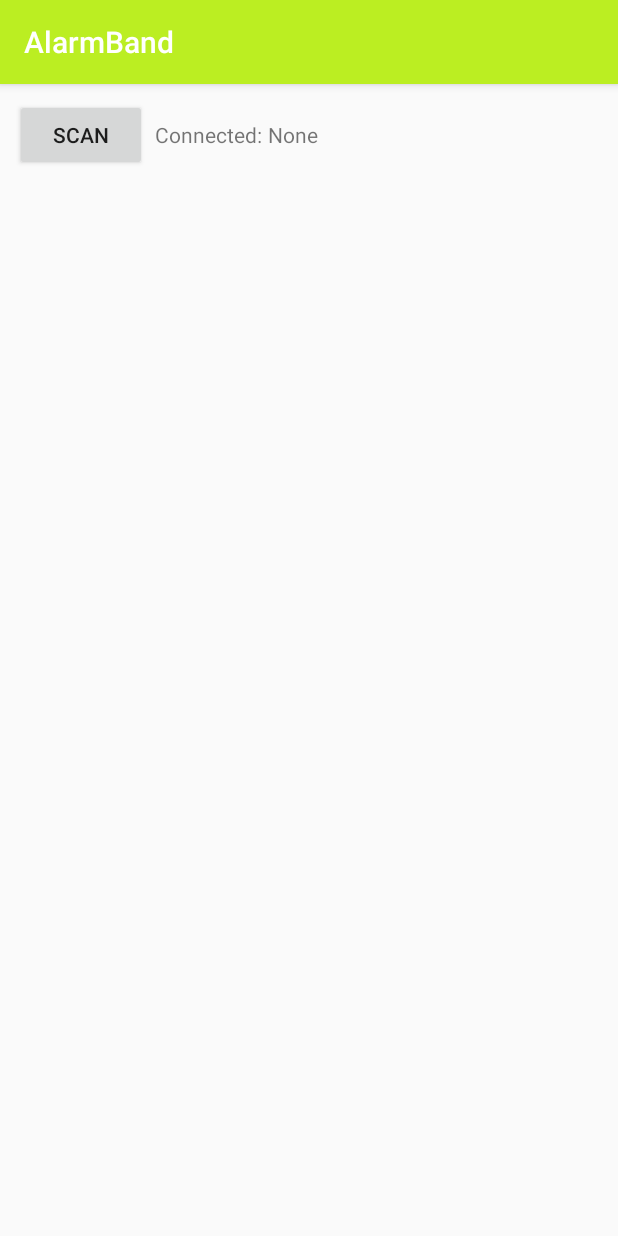
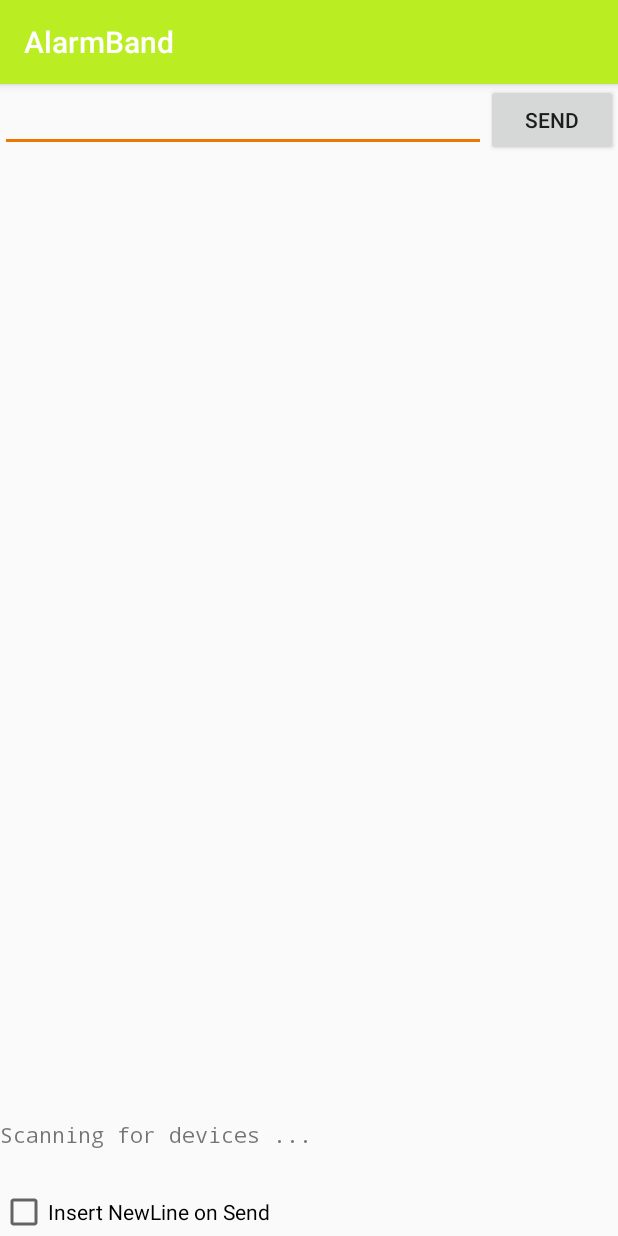
Before and after one commit to vdiblasio/SDP_Application_2, an Android app: the MainActivity screen opened directly, with no data from a screen before it, on a phone screen of 412 x 824 dp. Run offline under Robolectric (Android 15) with nearby library versions, the phone set to English and light mode, and no system bars; 1 statement that could not run was skipped.

Commit message:
can connect to bluetooth device, can send sms working on getting messages
NOTE: COMMENTED OUT A LOOOOOTT OF THE LAYOUT, shit was broke and I didn't wanna fix it rn

```diff
--- a/app/src/main/java/com/example/tom/sdp_application/BluetoothLeUart.java
+++ b/app/src/main/java/com/example/tom/sdp_application/BluetoothLeUart.java
@@ -10,6 +10,8 @@ import android.bluetooth.BluetoothGattCallback;
 import android.bluetooth.BluetoothGattCharacteristic;
 import android.bluetooth.BluetoothGattDescriptor;
 import android.content.Context;
+import android.bluetooth.le.BluetoothLeScanner;
+
 
 import java.nio.ByteBuffer;
 import java.nio.ByteOrder;
@@ -346,7 +348,7 @@ import java.util.concurrent.ConcurrentLinkedQueue;
                 if (cb != null ) {
                     cb.onReceive(uart, rx);
                 }
-            }
+        }
         }
 
         private void notifyOnDeviceFound(BluetoothDevice device) {
--- a/app/src/main/java/com/example/tom/sdp_application/MainActivity.java
+++ b/app/src/main/java/com/example/tom/sdp_application/MainActivity.java
@@ -5,16 +5,12 @@ import android.support.v7.app.AppCompatActivity;
 import android.os.Bundle;
 
 
-import android.annotation.TargetApi;
 import android.app.Activity;
 import android.bluetooth.BluetoothAdapter;
 import android.bluetooth.BluetoothDevice;
 import android.bluetooth.BluetoothGatt;
-import android.bluetooth.BluetoothGattCallback;
 import android.bluetooth.BluetoothGattCharacteristic;
-import android.bluetooth.BluetoothGattService;
 import android.bluetooth.BluetoothManager;
-import android.bluetooth.BluetoothProfile;
 import android.bluetooth.le.BluetoothLeScanner;
 import android.bluetooth.le.ScanCallback;
 import android.bluetooth.le.ScanFilter;
@@ -23,18 +19,13 @@ import android.bluetooth.le.ScanSettings;
 import android.content.Context;
 import android.content.Intent;
 import android.content.pm.PackageManager;
-import android.os.Build;
-import android.os.Bundle;
 import android.os.Handler;
 import android.telephony.SmsManager;
-import android.util.Log;
 import android.view.View;
-import android.widget.Button;
-import android.widget.Toast;
+import android.widget.*;
 
-import java.util.ArrayList;
 import java.util.List;
-
+import java.lang.Thread;
 
 
 public class MainActivity extends AppCompatActivity implements BluetoothLeUart.Callback {
@@ -48,130 +39,51 @@ public class MainActivity extends AppCompatActivity implements BluetoothLeUart.C
     private BluetoothGatt mGatt;
     private BluetoothAdapter.LeScanCallback mLeScanCallback;
 
-    @Override
-    public void onDeviceInfoAvailable() {
-        //writeLine(uart.getDeviceInfo());
-    }
 
-    public void onConnected(BluetoothLeUart mBluetoothLeUart) {
-        // Called when UART device is connected and ready to send/receive data.
-        System.out.println("Connected!");
-        // Enable the send button
-        runOnUiThread(new Runnable() {
-            @Override
-            public void run() {
-                //send = (Button)findViewById(R.id.send);
-                //send.setClickable(true);
-                //send.setEnabled(true);
-            }
-        });
-    }
-
-    public void onConnectFailed(BluetoothLeUart mBluetoothLeUart) {
-        // Called when some error occured which prevented UART connection from completing.
-        writeLine("Error connecting to device!");
-        runOnUiThread(new Runnable() {
-            @Override
-            public void run() {
-                //send = (Button)findViewById(R.id.send);
-                //send.setClickable(false);
-                //send.setEnabled(false);
-            }
-        });
-    }
-
-    public void onDeviceFound(BluetoothDevice device) {
-        // Called when a UART device is discovered (after calling startScan).
-        writeLine("Found device : " + device.getAddress());
-        writeLine("Waiting for a connection ...");
-    }
 
     //BluetoothLE mBluetoothLE = new BluetoothLE(mBluetoothAdapter, REQUEST_ENABLE_BT, mHandler, mLEScanner, settings, filters, mGatt);
-    BluetoothLeUart mBluetoothLeUart = new BluetoothLeUart(this);
+    BluetoothLeUart uart;
 
-    public ScanCallback mScanCallback = new ScanCallback() {
-        @Override
-        public void onScanResult(int callbackType, ScanResult result) {
-            super.onScanResult(callbackType, result);
-        }
-    };
-
-    public void onDisconnected(BluetoothLeUart mBluetoothLeUart) {
-        // Called when the UART device disconnected.
-        writeLine("Disconnected!");
-        // Disable the send button.
-        runOnUiThread(new Runnable() {
-            @Override
-            public void run() {
-                //send = (Button)findViewById(R.id.send);
-                //send.setClickable(false);
-                //send.setEnabled(false);
-            }
-        });
-    }
+    TextView messages;
+    EditText input;
+    Button   send;
+    CheckBox newline;
 
     @Override
     protected void onCreate(Bundle savedInstanceState) {
         super.onCreate(savedInstanceState);
         setContentView(R.layout.activity_main);
 
+
+
+        messages = (TextView) findViewById(R.id.messages);
+        input = (EditText) findViewById(R.id.input);
+
+        uart = new BluetoothLeUart(this);
+        uart.registerCallback(this);
+
         final SmsManager smsManagger = SmsManager.getDefault();
         //TODO DON'T PUSH WITH A PHONE NUMBER
         final String num = "";
 
-
-        // Here, thisActivity is the current activity
+        //Permissions
         if (this.getApplicationContext().checkSelfPermission(Manifest.permission.ACCESS_COARSE_LOCATION)
                 != PackageManager.PERMISSION_GRANTED) {
-
-            // Permission is not granted
-            // Should we show an explanation?
             if (this.shouldShowRequestPermissionRationale(Manifest.permission.ACCESS_COARSE_LOCATION)) {
-
-                // Show an explanation to the user asynchronously -- don't block
-                // this thread waiting for the user's response! After the user
-                // sees the explanation, try again to request the permission.
-
             } else {
-
-                // No explanation needed; request the permission
-                this.requestPermissions(new String[]{Manifest.permission.ACCESS_COARSE_LOCATION},
-                        1);
-
-                // MY_PERMISSIONS_REQUEST_READ_CONTACTS is an
-                // app-defined int constant. The callback method gets the
-                // result of the request.
+                this.requestPermissions(new String[]{Manifest.permission.ACCESS_COARSE_LOCATION},1);
             }
         } else {
-            // Permission has already been granted
         }
-        // Here, thisActivity is the current activity
+
         if (this.getApplicationContext().checkSelfPermission(Manifest.permission.SEND_SMS)
                 != PackageManager.PERMISSION_GRANTED) {
-
-            // Permission is not granted
-            // Should we show an explanation?
             if (this.shouldShowRequestPermissionRationale(Manifest.permission.SEND_SMS)) {
-
-                // Show an explanation to the user asynchronously -- don't block
-                // this thread waiting for the user's response! After the user
-                // sees the explanation, try again to request the permission.
-
             } else {
-
-                // No explanation needed; request the permission
-                this.requestPermissions(new String[]{Manifest.permission.SEND_SMS},
-                        1);
-
-                // MY_PERMISSIONS_REQUEST_READ_CONTACTS is an
-                // app-defined int constant. The callback method gets the
-                // result of the request.
+                this.requestPermissions(new String[]{Manifest.permission.SEND_SMS}, 1);
             }
         } else {
-            // Permission has already been granted
         }
-
-        //mBluetoothLE.mHandler = new Handler();
 
 
         if (!getPackageManager().hasSystemFeature(PackageManager.FEATURE_BLUETOOTH_LE)) {
@@ -183,40 +95,28 @@ public class MainActivity extends AppCompatActivity implements BluetoothLeUart.C
         final BluetoothManager bluetoothManager = (BluetoothManager) getSystemService(Context.BLUETOOTH_SERVICE);
         //mBluetoothLE.mBluetoothAdapter = bluetoothManager.getAdapter();
 
-        final Button scanButton = findViewById(R.id.scanButton);
+        /*final Button scanButton = findViewById(R.id.scanButton);
         scanButton.setOnClickListener(new View.OnClickListener(){
           public void onClick(View v){
-              //mBluetoothLE.mLEScanner.(mBluetoothLE.filters,mBluetoothLE.settings,mScanCallback);
-              //mBluetoothLE.scanLeDevice(true);
-              mBluetoothLeUart.connectFirstAvailable();
+
+              uart.connectFirstAvailable();
 
               //smsManagger.sendTextMessage(num, null, "test", null, null);
 
 
           }
-        });
+        });*/
 
-
-        //Toast.makeText(this, "scanning",
-          //      Toast.LENGTH_SHORT).show();
-        //finish();
     }
 
     @Override
     protected void onResume(){
         super.onResume();
 
-        /*if(mBluetoothLE.mBluetoothAdapter == null || !mBluetoothLE.mBluetoothAdapter.isEnabled()){
-            Intent enableBtIntent = new Intent(BluetoothAdapter.ACTION_REQUEST_ENABLE);
-            startActivityForResult(enableBtIntent, REQUEST_ENABLE_BT);
-        }else{
-            if (Build.VERSION.SDK_INT >= 21) {
-                mBluetoothLE.mLEScanner = mBluetoothLE.mBluetoothAdapter.getBluetoothLeScanner();
-                mBluetoothLE.settings = new ScanSettings.Builder().setScanMode(ScanSettings.SCAN_MODE_LOW_LATENCY).build();
-                mBluetoothLE.filters = new ArrayList<ScanFilter>();
-            }
-            mBluetoothLE.scanLeDevice(true);
-        }*/
+        super.onResume();
+        writeLine("Scanning for devices ...");
+        uart.registerCallback(this);
+        uart.connectFirstAvailable();
 
     }
 
@@ -252,17 +152,102 @@ public class MainActivity extends AppCompatActivity implements BluetoothLeUart.C
         runOnUiThread(new Runnable() {
             @Override
             public void run() {
-                //messages.append(text);
-                //messages.append("\n");
+                messages.append(text);
+                messages.append("\n");
             }
         });
     }
 
-    public void onReceive(BluetoothLeUart mBluetoothLeUart, BluetoothGattCharacteristic rx) {
+
+    public void sendClick(View view) {
+        StringBuilder stringBuilder = new StringBuilder();
+        String message = input.getText().toString();
+
+        // We can only send 20 bytes per packet, so break longer messages
+        // up into 20 byte payloads
+        int len = message.length();
+        int pos = 0;
+        while(len != 0) {
+            stringBuilder.setLength(0);
+            if (len>=20) {
+                stringBuilder.append(message.toCharArray(), pos, 20 );
+                len-=20;
+                pos+=20;
+            }
+            else {
+                stringBuilder.append(message.toCharArray(), pos, len);
+                len = 0;
+            }
+            uart.send(stringBuilder.toString());
+        }
+        // Terminate with a newline character if requests
+        newline = (CheckBox) findViewById(R.id.newline);
+        if (newline.isChecked()) {
+            stringBuilder.setLength(0);
+            stringBuilder.append("\n");
+            uart.send(stringBuilder.toString());
+        }
+    }
+
+    //UART CALLBACK HANDLERS
+    public void onReceive(BluetoothLeUart uart, BluetoothGattCharacteristic rx) {
         // Called when data is received by the UART.
         Toast.makeText(this ,"Received: " + rx.getStringValue(0),
             Toast.LENGTH_LONG).show();
         System.out.print("MESSAGES");
 
     }
+
+    public void onConnectFailed(BluetoothLeUart uart) {
+        // Called when some error occured which prevented UART connection from completing.
+        writeLine("Error connecting to device!");
+        runOnUiThread(new Runnable() {
+            @Override
+            public void run() {
+                send = findViewById(R.id.send);
+                send.setClickable(false);
+                send.setEnabled(false);
+            }
+        });
+    }
+
+    public void onDeviceFound(BluetoothDevice device) {
+        // Called when a UART device is discovered (after calling startScan).
+        writeLine("Found device : " + device.getAddress());
+        writeLine("Waiting for a connection ...");
+    }
+
+    @Override
+    public void onDeviceInfoAvailable() {
+        writeLine(uart.getDeviceInfo());
+    }
+
+    public void onDisconnected(BluetoothLeUart uart) {
+        // Called when the UART device disconnected.
+        writeLine("Disconnected!");
+        // Disable the send button.
+        runOnUiThread(new Runnable() {
+            @Override
+            public void run() {
+                send = findViewById(R.id.send);
+                send.setClickable(false);
+                send.setEnabled(false);
+            }
+        });
+    }
+
+    public void onConnected(BluetoothLeUart uart) {
+        // Called when UART device is connected and ready to send/receive data.
+        System.out.println("Connected!");
+        // Enable the send button
+        runOnUiThread(new Runnable() {
+            @Override
+            public void run() {
+                send = findViewById(R.id.send);
+                send.setClickable(true);
+                send.setEnabled(true);
+            }
+        });
+    }
+
 }
--- a/app/src/main/res/layout/activity_main.xml
+++ b/app/src/main/res/layout/activity_main.xml
@@ -1,98 +1,46 @@
-<?xml version="1.0" encoding="utf-8"?>
-<android.support.constraint.ConstraintLayout xmlns:android="http://schemas.android.com/apk/res/android"
-    xmlns:app="http://schemas.android.com/apk/res-auto"
+<RelativeLayout xmlns:android="http://schemas.android.com/apk/res/android"
     xmlns:tools="http://schemas.android.com/tools"
     android:layout_width="match_parent"
     android:layout_height="match_parent"
+    tools:context=".MainActivity">
 
-    android:paddingBottom="10dp"
-    android:paddingLeft="10dp"
-    android:paddingRight="10dp"
-    android:paddingTop="10dp"
-
-    tools:context="com.example.tom.sdp_application.MainActivity">
-
-    <!-- OVERALL VIEWED WINDOW -->
-    <LinearLayout
-        android:layout_width="match_parent"
-        android:layout_height="match_parent"
-        android:orientation="vertical">
-
-        <!-- SCAN BUTTON AND DISPLAYED CONNECTION TEXT -->
-        <LinearLayout
-            android:orientation="horizontal"
-            android:gravity="center_vertical"
-            android:layout_width="match_parent"
-            android:layout_height="wrap_content">
-
-            <!-- SCAN BUTTON -->
     <Button
-                android:id="@+id/scanButton"
+        android:id="@+id/send"
         android:layout_width="wrap_content"
         android:layout_height="wrap_content"
-                android:text="@string/scan_button"
-                />
+        android:layout_alignParentRight="true"
+        android:layout_alignParentTop="true"
+        android:text="Send"
+        android:onClick="sendClick"/>
 
-            <!-- DISPLAYED CONNECTION TEXT -->
-            <LinearLayout
+    <EditText
+        android:id="@+id/input"
         android:layout_width="wrap_content"
         android:layout_height="wrap_content"
-                android:layout_marginLeft="5dp"
-                android:layout_marginStart="5dp">
+        android:layout_toLeftOf="@id/send"
+        android:layout_alignParentTop="true"
+        android:layout_alignParentLeft="true"/>
 
     <TextView
-                    android:layout_width="75dp"
-                    android:layout_height="match_parent"
-                    android:text="@string/connected" />
-
-                <!-- CONNECTED DEVICE DISPLAY TEXT -->
-                <TextView
-                    android:id="@+id/connectedDevice"
-                    android:layout_width="wrap_content"
-                    android:layout_height="match_parent"
-                    android:singleLine="true"
-                    android:text="@string/connected_device" />
-
-            </LinearLayout>
-
-        </LinearLayout>
-
-        <!-- LIST OF AVAILABLE DEVICES -->
-        <android.support.v4.widget.SwipeRefreshLayout
-            android:id="@+id/swipeRefreshLayout"
-            android:layout_width="match_parent"
-            android:layout_height="wrap_content">
-
-            <!-- SCROLL CAPABILITY SHELL -
-            <ScrollView
-                android:id="@+id/devicesScrollView"
-                android:layout_width="match_parent"
-                android:layout_height="match_parent"
-                android:layout_alignParentStart="true"
-                android:layout_alignParentLeft="true"
-                android:layout_alignParentTop="true">
-
-                <!- VERTICAL LISTING OF AVAILABLE DEVICES -
-                <LinearLayout
+        android:id="@+id/messages"
         android:layout_width="match_parent"
         android:layout_height="wrap_content"
-                    android:orientation="vertical">
-                    <TextView
-                        android:layout_width="match_parent"
-                        android:layout_height="match_parent"
-                        android:id="@+id/LogReplacement"/>
-                </LinearLayout>
+        android:layout_below="@id/send"
+        android:layout_above="@+id/newline"
+        android:fontFamily="monospace"
+        android:layout_marginTop="10dp"
+        android:layout_marginBottom="10dp"
+        android:scrollbars="vertical"
+        android:scrollbarAlwaysDrawVerticalTrack="true"
+        android:gravity="bottom"/>
 
-                <TextView
-                    android:id="@+id/textView"
-                    android:layout_width="match_parent"
+    <CheckBox
+        android:layout_width="wrap_content"
         android:layout_height="wrap_content"
-                    android:text="TextView" />
+        android:text="Insert NewLine on Send"
+        android:id="@+id/newline"
+        android:layout_alignParentBottom="true"
+        android:layout_alignParentStart="true"
+        android:layout_alignEnd="@+id/scrollView" />
 
-            </ScrollView> -->
-
-        </android.support.v4.widget.SwipeRefreshLayout>
-
-    </LinearLayout>
-
-</android.support.constraint.ConstraintLayout>
+</RelativeLayout>
```
Lines whose indentation alone changed are shown as unchanged.
